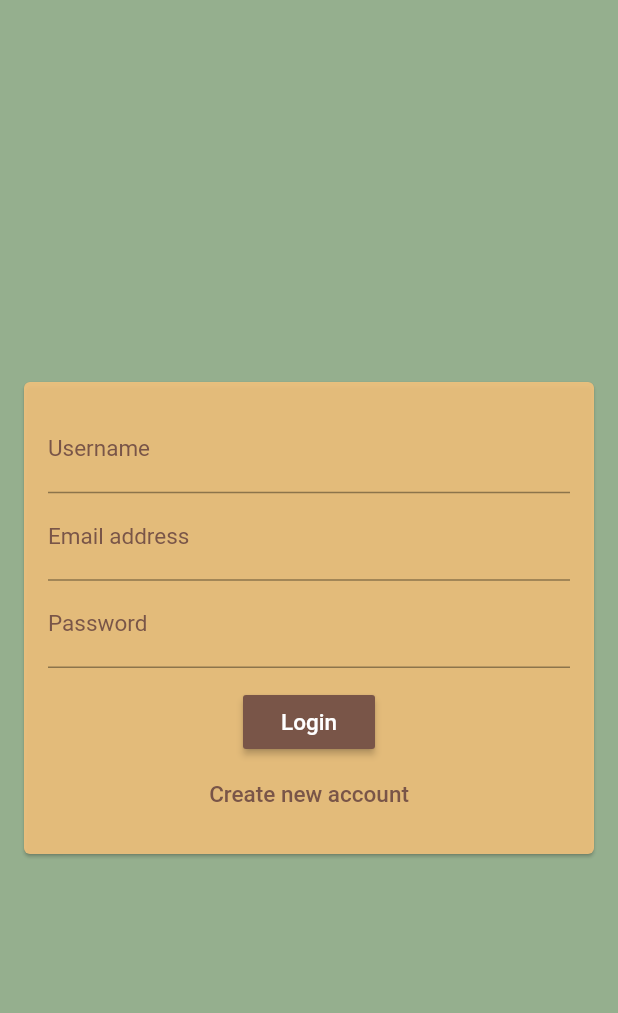
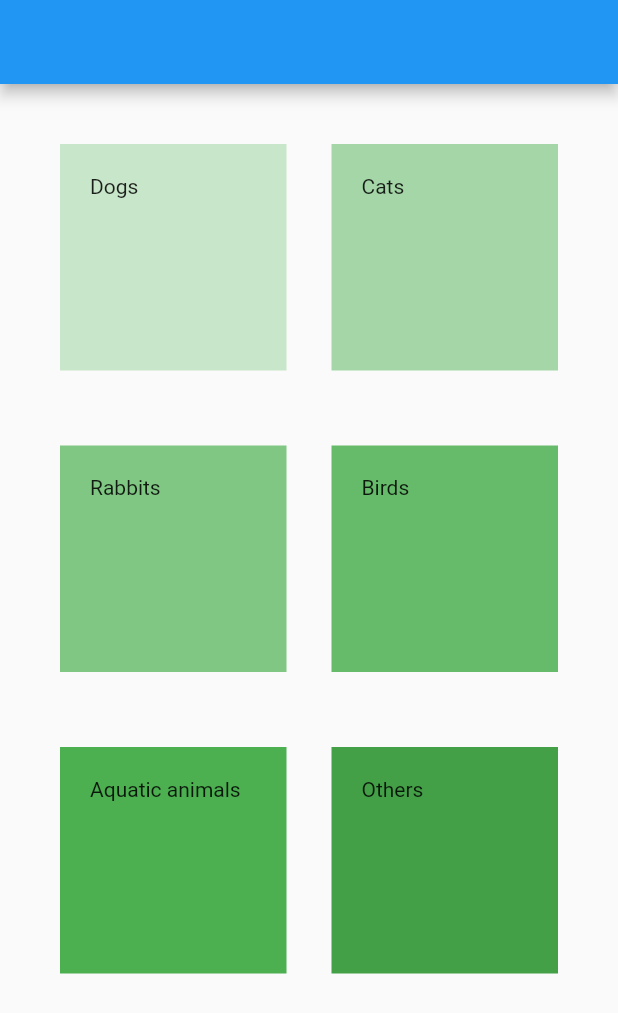
Before and after one commit to JahnaviSatishShanbhag/Pet_Adoption_App, a Flutter app: the screen it shows after launch, after a tap on "Login", on a phone screen of 412 x 824 dp. Shown: the top 1013 px of the screen. Run offline on Flutter 3.47's test engine with Material 2 defaults, Android fonts, the phone set to English and light mode, and no system bars.

Commit message:
modified signup and login and connected homepage commit

```diff
--- a/lib/main.dart
+++ b/lib/main.dart
@@ -7,12 +7,13 @@ void main() {
 }
 
 class MyApp extends StatelessWidget {
+
   @override
   Widget build(BuildContext context) {
     return MaterialApp(
-      title: 'Flutter Demo',
+      title: 'Pet adoption app',
       theme: ThemeData(
-        // primarySwatch: Colors.green ,
+        primarySwatch: Colors.blue ,
         // accentColor:Colors.brown,
       ),
       home: AuthScreen(),
--- a/lib/screens/auth_screen.dart
+++ b/lib/screens/auth_screen.dart
@@ -12,7 +12,7 @@ class _AuthScreenState extends State<AuthScreen> {
   @override
   Widget build(BuildContext context) {
     return Scaffold(
-      backgroundColor: const Color.fromRGBO(79,121,66,0.6),
+      backgroundColor: const Color.fromRGBO(79,121,66,0.5),
       body:AuthForm(),
     );
   }
--- /dev/null
+++ b/lib/screens/home_screen.dart
@@ -0,0 +1,56 @@
+import 'package:flutter/material.dart';
+
+class HomePage extends StatelessWidget {
+  @override
+  Widget build(BuildContext context) {
+    return MaterialApp(
+      home: Scaffold(
+          appBar: AppBar(),
+          body: CustomScrollView(
+        primary: false,
+        slivers: <Widget>[
+          SliverPadding(
+            padding: const EdgeInsets.all(40),
+            sliver: SliverGrid.count(
+              crossAxisSpacing: 30,
+              mainAxisSpacing: 50,
+              crossAxisCount: 2,
+              children: <Widget>[
+                Container(
+                  padding: const EdgeInsets.all(20),
+                  child: const Text("Dogs"),
+                  color: Colors.green[100],
+                ),
+                Container(
+                  padding: const EdgeInsets.all(20),
+                  child: const Text('Cats'),
+                  color: Colors.green[200],
+                ),
+                Container(
+                  padding: const EdgeInsets.all(20),
+                  child: const Text('Rabbits'),
+                  color: Colors.green[300],
+                ),
+                Container(
+                  padding: const EdgeInsets.all(20),
+                  child: const Text('Birds'),
+                  color: Colors.green[400],
+                ),
+                Container(
+                  padding: const EdgeInsets.all(20),
+                  child: const Text('Aquatic animals'),
+                  color: Colors.green[500],
+                ),
+                Container(
+                  padding: const EdgeInsets.all(20),
+                  child: const Text('Others'),
+                  color: Colors.green[600],
+                ),
+              ],
+            ),
+          ),
+        ],
+      ),
+      ));
+  }
+}
--- a/lib/widgets/auth_form.dart
+++ b/lib/widgets/auth_form.dart
@@ -1,4 +1,6 @@
 import 'package:flutter/material.dart';
+
+import '../screens/home_screen.dart';
 
 class AuthForm extends StatefulWidget {
   @override
@@ -6,79 +8,221 @@ class AuthForm extends StatefulWidget {
 }
 
 class _AuthFormState extends State<AuthForm> {
+  final _formKey = GlobalKey<FormState>();
+  String _userName = "";
+  String _userEmail = "";
+  String _userPassword = "";
+  bool _isLogin = true;
+
+  void _trySubmit() {
+    final _isValid = _formKey.currentState!.validate();
+    if (_isValid) {
+      _formKey.currentState!.save();
+      print(_userName);
+      print(_userEmail);
+      print(_userPassword);
+    }
+  }
+
   @override
   Widget build(BuildContext context) {
     return Center(
-        child: Card(
-      color: const Color.fromRGBO(241, 194, 125, 0.9),
-      margin: const EdgeInsets.all(
-        16,
-      ),
+      // color: const Color.fromRGBO(241, 194, 125, 0.9),
       child: SingleChildScrollView(
         child: Padding(
           padding: const EdgeInsets.all(
             16,
           ),
           child: Form(
+            key: _formKey,
             child: Column(
               mainAxisSize: MainAxisSize.min,
               children: [
-                TextFormField(
-                  decoration: const InputDecoration(
-                    labelText: 'Username',
-                    labelStyle: TextStyle(
-                      color: Colors.brown,
-                      fontSize: 15,
+                if (!_isLogin)
+                  Container(
+                    margin: const EdgeInsets.only(
+                      bottom: 10,
+                    ),
+                    child: TextFormField(
+                      key: const ValueKey('username'),
+                      validator: (value) {
+                        if (value!.isEmpty || value.length < 5) {
+                          return 'Please enter a username with minimum length 5';
+                        }
+                        return null;
+                      },
+                      cursorColor: Colors.brown,
+                      decoration: InputDecoration(
+                        border: OutlineInputBorder(
+                          borderSide: const BorderSide(
+                            color: Colors.black,
+                            style: BorderStyle.solid,
+                          ),
+                          borderRadius: BorderRadius.circular(
+                            25,
+                          ),
+                        ),
+                        hintText: 'Enter your username',
+                        hintStyle: const TextStyle(
+                          fontSize: 17,
+                        ),
+                        fillColor: const Color.fromRGBO(241, 194, 125, 0.9),
+                        filled: true,
+                        focusedBorder: OutlineInputBorder(
+                          borderSide: const BorderSide(
+                            color: Colors.brown,
+                            width: 3.0,
+                            style: BorderStyle.solid,
+                          ),
+                          borderRadius: BorderRadius.circular(
+                            25,
+                          ),
+                        ),
+                      ),
+                      onSaved: (value) {
+                        _userName = value as String;
+                      },
                     ),
                   ),
-                ),
-                TextFormField(
-                  keyboardType: TextInputType.emailAddress,
-                  decoration: const InputDecoration(
-                    labelText: 'Email address',
-                    labelStyle: TextStyle(
-                      color: Colors.brown,
-                      fontSize: 15,
+                Container(
+                  margin: const EdgeInsets.only(
+                    bottom: 10,
+                  ),
+                  child: TextFormField(
+                    cursorColor: Colors.brown,
+                    key: const ValueKey('email'),
+                    validator: (value) {
+                      if (value!.isEmpty || !value.contains('@')) {
+                        return 'Email address should contain @';
+                      }
+                      return null;
+                    },
+                    decoration: InputDecoration(
+                      border: OutlineInputBorder(
+                        borderSide: const BorderSide(
+                          color: Colors.black,
+                          style: BorderStyle.solid,
+                        ),
+                        borderRadius: BorderRadius.circular(
+                          25,
+                        ),
+                      ),
+                      hintText: 'Enter your email address',
+                      hintStyle: const TextStyle(
+                        fontSize: 17,
+                      ),
+                      fillColor: const Color.fromRGBO(241, 194, 125, 0.9),
+                      filled: true,
+                      focusedBorder: OutlineInputBorder(
+                        borderSide: const BorderSide(
+                          color: Colors.brown,
+                          width: 3.0,
+                          style: BorderStyle.solid,
+                        ),
+                        borderRadius: BorderRadius.circular(
+                          25,
+                        ),
+                      ),
                     ),
+                    onSaved: (value) {
+                      _userEmail = value as String;
+                    },
                   ),
                 ),
-                TextFormField(
-                  decoration: const InputDecoration(
-                    labelText: 'Password',
-                    labelStyle: TextStyle(
-                      color: Colors.brown,
-                      fontSize: 15,
+                Container(
+                  margin: const EdgeInsets.only(
+                    bottom: 10,
+                  ),
+                  child: TextFormField(
+                    key: const ValueKey('password'),
+                    obscureText: true,
+                    cursorColor: Colors.brown,
+                    validator: (value) {
+                      if (value!.isEmpty || value.length < 7) {
+                        return 'Password length should not be less than 7';
+                      }
+                      return null;
+                    },
+                    decoration: InputDecoration(
+                      border: OutlineInputBorder(
+                        borderSide: const BorderSide(
+                          color: Colors.black,
+                          style: BorderStyle.solid,
+                        ),
+                        borderRadius: BorderRadius.circular(
+                          25,
+                        ),
+                      ),
+                      hintText: 'Enter your password',
+                      hintStyle: const TextStyle(
+                        fontSize: 17,
+                      ),
+                      fillColor: const Color.fromRGBO(241, 194, 125, 0.9),
+                      filled: true,
+                      focusedBorder: OutlineInputBorder(
+                        borderSide: const BorderSide(
+                          color: Colors.brown,
+                          width: 3.0,
+                          style: BorderStyle.solid,
+                        ),
+                        borderRadius: BorderRadius.circular(
+                          25,
+                        ),
+                      ),
                     ),
+                    onSaved: (value) {
+                      _userPassword = value as String;
+                    },
                   ),
                 ),
                 const SizedBox(
                   height: 12,
                 ),
-                RaisedButton(
-                    child: const Text(
-                      'Login',
-                      style: TextStyle(
+                Container(
+                  width: double.infinity,
+                  decoration: BoxDecoration(
+                    borderRadius: BorderRadius.circular(
+                      25,
+                    ),
+                  ),
+                  height: 50,
+                  child: RaisedButton(
+                    child: Text(
+                      _isLogin ? 'Login' : 'Signup',
+                      style: const TextStyle(
                         color: Colors.white,
-                        fontSize: 15,
+                        fontSize: 20,
                       ),
                     ),
                     color: Colors.brown,
-                    onPressed: () {}),
+                    onPressed: () {
+                      _trySubmit();
+                      Navigator.of(context).push(
+                          MaterialPageRoute(builder: (ctx) => HomePage()));
+                    },
+                  ),
+                ),
                 FlatButton(
-                  child: const Text(
-                    'Create new account',
-                    style: TextStyle(
+                  child: Text(
+                    _isLogin
+                        ? 'Create new account'
+                        : 'I already have an account',
+                    style: const TextStyle(
                       color: Colors.brown,
-                      fontSize: 15,
+                      fontSize: 17,
                     ),
                   ),
-                  onPressed: () {},
+                  onPressed: () {
+                    setState(() {
+                      _isLogin = !_isLogin;
+                    });
+                  },
                 ),
               ],
             ),
           ),
         ),
       ),
-    ));
+    );
   }
 }
```
